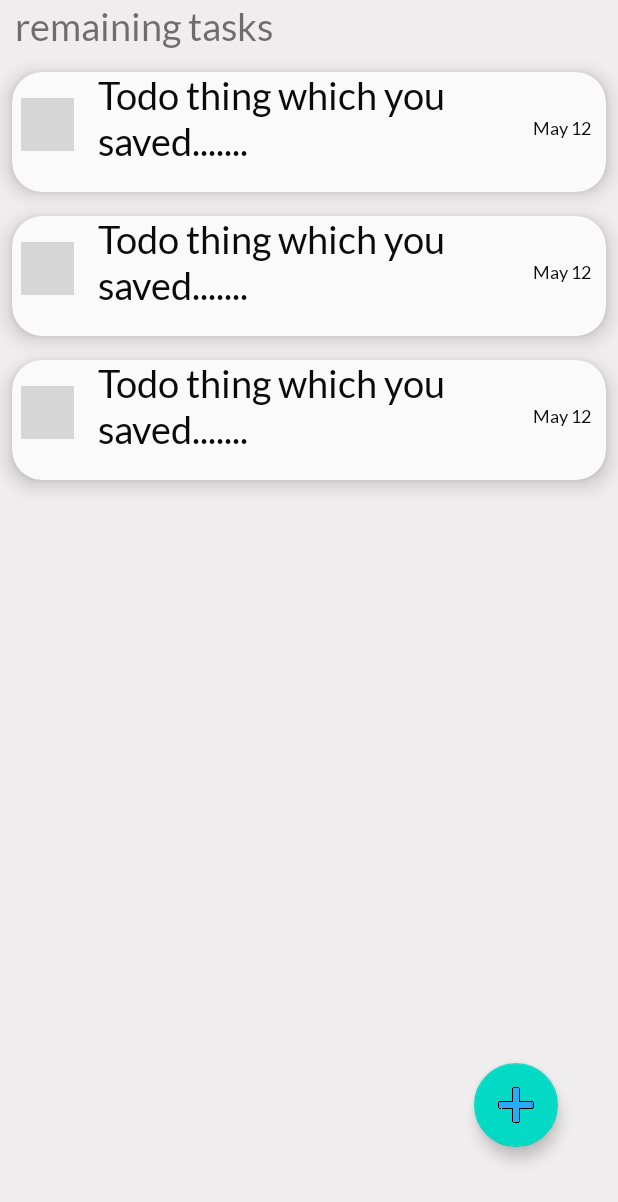
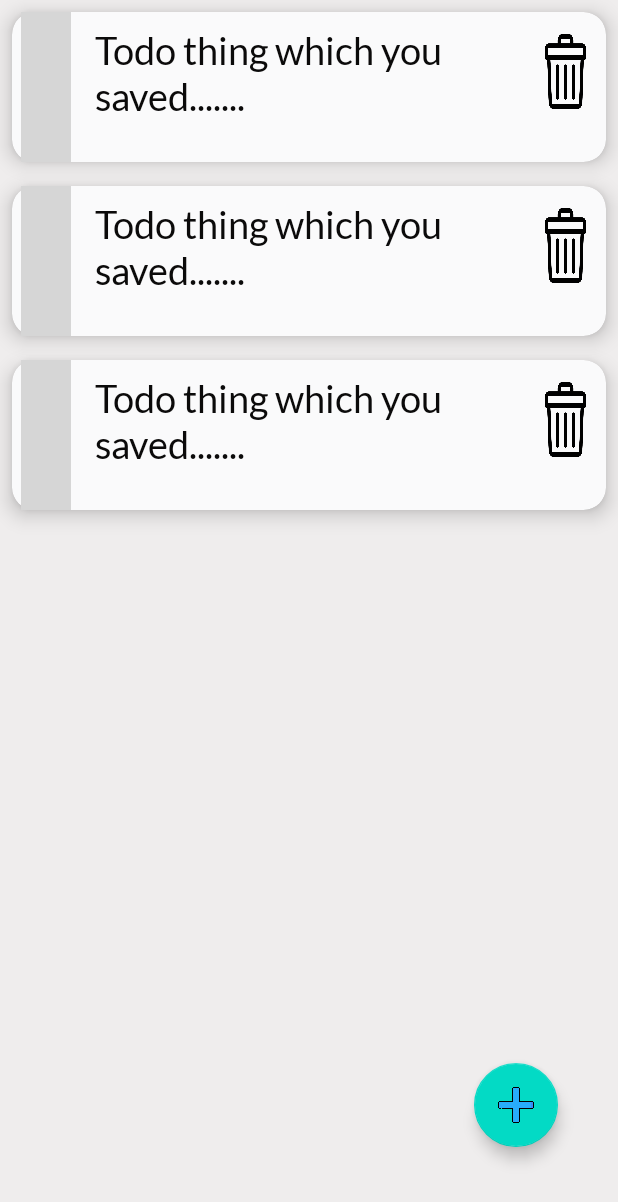
Before and after one commit to sanskarpawar/TodoApp_Kotlin, an Android app: the layout activity_todo_list.xml on its own in the app's theme, with its tools: preview values and no code run, on a phone screen of 412 x 824 dp. Shown: the top 1202 px of the screen. Run offline under Robolectric (Android 15) with nearby library versions, the phone set to English and light mode, and no system bars; Roboto replaces fonts that are not available here; grey boxes are pictures that could not be loaded.

Commit message:
Added layout weight in single_todo_item

```diff
--- a/app/src/main/java/com/example/notesapp/MyAdapter.kt
+++ b/app/src/main/java/com/example/notesapp/MyAdapter.kt
@@ -5,14 +5,16 @@ import android.util.Log
 import android.view.LayoutInflater
 import android.view.View
 import android.view.ViewGroup
+import android.widget.Button
 import android.widget.ImageView
 import android.widget.TextView
+import android.widget.Toast
 import androidx.cardview.widget.CardView
 import androidx.recyclerview.widget.RecyclerView
 import com.example.realtimedatabasekotlin.User
 import com.google.firebase.database.DatabaseReference
 import com.google.firebase.database.FirebaseDatabase
-import org.w3c.dom.Text
+
 
 class MyAdapter(private val userList: ArrayList<User>) : RecyclerView.Adapter<MyAdapter.MyViewHolder>()
 {
@@ -44,9 +46,11 @@ class MyAdapter(private val userList: ArrayList<User>) : RecyclerView.Adapter<My
         val currentitem = userList[position]
         holder.titleOfNote.text = currentitem.edtTitleOfNote
         val done= userList[position].doneOrNot
+        val idForNote = userList[position].idForNote
+        database = FirebaseDatabase.getInstance().getReference(Constants.ROOT_NODE_TODO)
         holder.donetask.setOnClickListener {
-            database = FirebaseDatabase.getInstance().getReference(Constants.ROOT_NODE_TODO)
-           val idForNote = userList[position].idForNote
+
+
             if (idForNote != null) {
                 if (done != null) {
 
@@ -56,10 +60,21 @@ class MyAdapter(private val userList: ArrayList<User>) : RecyclerView.Adapter<My
             }
 
         }
+        holder.deletebtn.setOnClickListener {
+            idForNote?.let { it1 ->
+                database.child(it1).removeValue();
+
+
+                }
+            }
+
+
+
         Log.d(Constants.DONE_TEXT,"$done")
         if(done==Constants.DONE_TEXT)
         {
             holder.cardviewitem.setBackgroundResource(R.color.cardcolor)
+
             holder.donetask.setImageResource(R.drawable.donetask)
 
             holder.absoluteAdapterPosition
@@ -78,11 +93,11 @@ class MyAdapter(private val userList: ArrayList<User>) : RecyclerView.Adapter<My
         val donetask : ImageView = itemview.findViewById(R.id.imgDone)
 
         val cardviewitem : CardView = itemview.findViewById(R.id.carditem)
+        val deletebtn : Button = itemview.findViewById(R.id.btnDelete)
 
         init {
 
             itemView.setOnClickListener {
-
                 listener.onItemClick(bindingAdapterPosition)
 
             }
--- a/app/src/main/java/com/example/notesapp/TodoListActivity.kt
+++ b/app/src/main/java/com/example/notesapp/TodoListActivity.kt
@@ -109,8 +109,6 @@ class TodoListActivity : AppCompatActivity() {
 
 
 
-
-
                 }
 
 
--- a/app/src/main/res/layout/activity_todo_list.xml
+++ b/app/src/main/res/layout/activity_todo_list.xml
@@ -9,29 +9,11 @@
     tools:context=".TodoListActivity">
 
 
-    <TextView
-        android:id="@+id/sizeOfList"
-        android:layout_width="wrap_content"
-        android:layout_height="wrap_content"
-        android:layout_marginStart="10dp"
-        android:layout_marginTop="2dp"
-        android:fontFamily="@font/lato"
-        android:text="remaining tasks"
-        android:textSize="25dp"
-        app:layout_constraintStart_toStartOf="parent"
-
-
-        app:layout_constraintTop_toTopOf="parent" />
-
-
-
-
-
     <androidx.recyclerview.widget.RecyclerView
         android:id="@+id/todoList"
         android:layout_width="match_parent"
         android:layout_height="match_parent"
-        android:layout_marginTop="40dp"
+
         app:layout_constraintBottom_toBottomOf="parent"
         app:layout_constraintEnd_toEndOf="parent"
         app:layout_constraintHorizontal_bias="0.0"
--- a/app/src/main/res/layout/main_activity.xml
+++ b/app/src/main/res/layout/main_activity.xml
@@ -10,9 +10,7 @@
         android:orientation="vertical"
         tools:context=".MainActivity"
        >
-
-
-        <EditText
+   <EditText
             android:id="@+id/edtTitleOfNote"
             android:layout_width="360dp"
             android:layout_height="wrap_content"
@@ -20,29 +18,23 @@
             android:layout_marginTop="36dp"
             android:fontFamily="@font/lato"
             android:hint="@string/type_tour_title_here"
-
             android:inputType="text"
             android:paddingStart="20dp"
             android:paddingEnd="20dp" />
-
-
         <EditText
             android:id="@+id/edtNoteDiscripton"
             android:layout_width="360dp"
-            android:layout_height="350dp"
+            android:layout_height="250dp"
             android:layout_gravity="center_horizontal"
-            android:layout_marginTop="20dp"
+            android:layout_marginTop="10dp"
             android:fontFamily="@font/lato"
-
             android:background="@color/darkwhite"
             android:gravity="top"
             android:hint="@string/type_your_discription_here"
             android:inputType="textMultiLine"
             android:paddingStart="10dp"
             android:paddingEnd="10dp"
-
             />
-
         <Button
             android:id="@+id/enterButton"
             android:layout_width="360dp"
@@ -63,8 +55,6 @@
             android:layout_marginTop="30dp"
             android:layout_gravity="center_horizontal"
             android:text="@string/list"
-
-
             />
         <Button
             android:id="@+id/btnDelete"
@@ -77,8 +67,6 @@
             android:layout_gravity="center_horizontal"
             android:visibility="invisible"
             android:text="@string/delete_note"
-
-
             />
 
     </LinearLayout>
--- a/app/src/main/res/layout/single_todo_item.xml
+++ b/app/src/main/res/layout/single_todo_item.xml
@@ -3,69 +3,73 @@
     android:id="@+id/carditem"
     xmlns:android="http://schemas.android.com/apk/res/android"
     android:layout_width="match_parent"
-    android:layout_height="80dp"
+    android:layout_height="100dp"
     xmlns:app="http://schemas.android.com/apk/res-auto"
     app:cardElevation="8dp"
-    app:cardCornerRadius="20dp"
+    app:cardCornerRadius="15dp"
     android:layout_margin="8dp"
 
     app:cardBackgroundColor="@color/cardBackground"
 
-
-
     >
 
             <LinearLayout
-                android:layout_width="wrap_content"
+                android:layout_width="match_parent"
                 android:layout_height="wrap_content"
                 android:gravity="center_vertical"
                 android:orientation="horizontal"
+                android:weightSum="100"
+
                 >
                 <ImageView
                     android:id="@+id/imgDone"
-                    android:layout_width="35dp"
-                    android:layout_height="35dp"
+                    android:layout_width="0dp"
+                    android:layout_height="match_parent"
                     android:src="@drawable/tickmark"
                     android:layout_marginStart="6dp"
                     android:layout_marginEnd="6dp"
-                    android:contentDescription="@string/mark_task_as_done" />
+                    android:contentDescription="@string/mark_task_as_done"
+                    android:layout_weight="10"
+                    />
                 <TextView
                     android:id="@+id/txtNoteTitle"
-                    android:layout_width="280dp"
-                    android:layout_height="70dp"
+                    android:layout_width="0dp"
+                    android:layout_height="match_parent"
                     android:layout_marginStart="10dp"
+                    android:layout_marginEnd="10dp"
+                    android:layout_marginBottom="10dp"
+                    android:layout_marginTop="10dp"
                     android:text="@string/sampletext"
                     android:textColor="@color/black"
                     android:textSize="25sp"
+                    android:layout_weight="80"
                     android:fontFamily="@font/lato"
 
                     />
 
-                <LinearLayout
-                    android:layout_width="wrap_content"
-                    android:layout_height="wrap_content"
-                    >
 
-                <TextView
-                    android:id="@+id/txttimestamp"
-                    android:layout_width="40dp"
-                    android:layout_height="15dp"
-                    android:layout_marginStart="10dp"
+                <Button
+                    android:id="@+id/btnDelete"
+                    android:layout_width="0dp"
+                    android:layout_height="match_parent"
+
+                    android:layout_marginStart="20dp"
                     android:layout_marginEnd="10dp"
-                    android:layout_marginBottom="10dp"
-                    android:layout_marginTop="15dp"
-                    android:fontFamily="@font/lato"
-                    android:text="May 12"
-                    android:textColor="@color/black"
-                    android:textSize="12sp"
+                    android:layout_marginTop="20dp"
+                    android:layout_marginBottom="30dp"
+                    android:layout_weight="10"
+                    android:background="@drawable/trash"
 
                     />
 
 
 
+
+
+
                 </LinearLayout>
 
-            </LinearLayout>
+
 
 
 
```
Also changed, not shown: app/src/main/java/com/example/notesapp/Constants.kt (+0 -17 lines).
